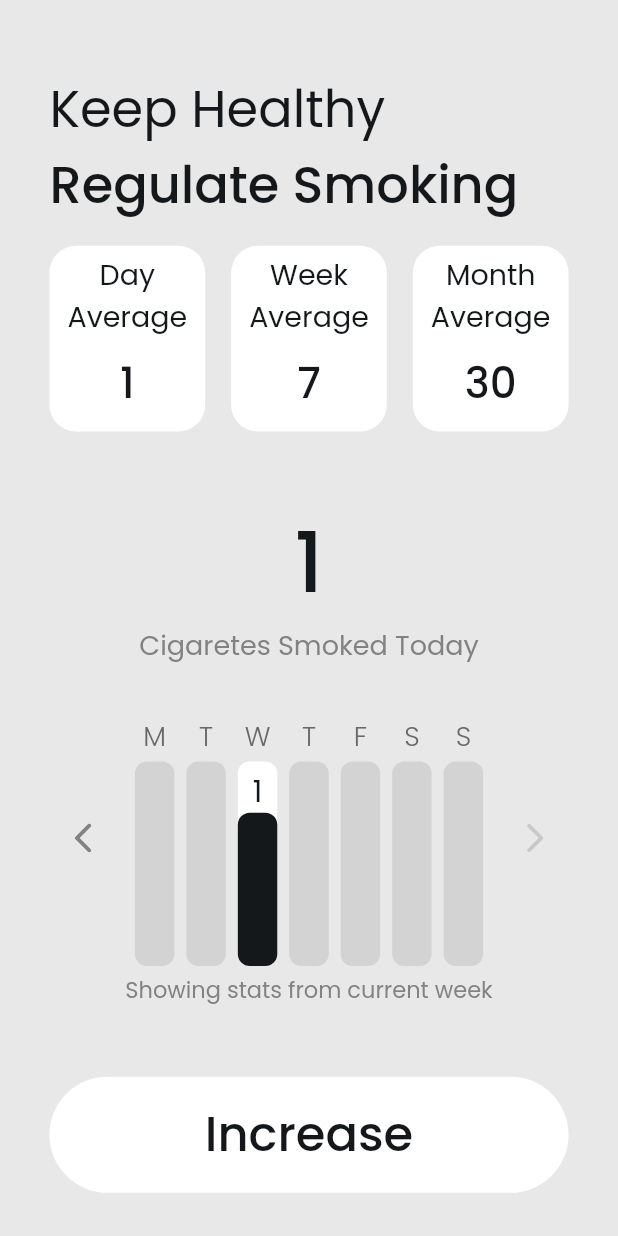
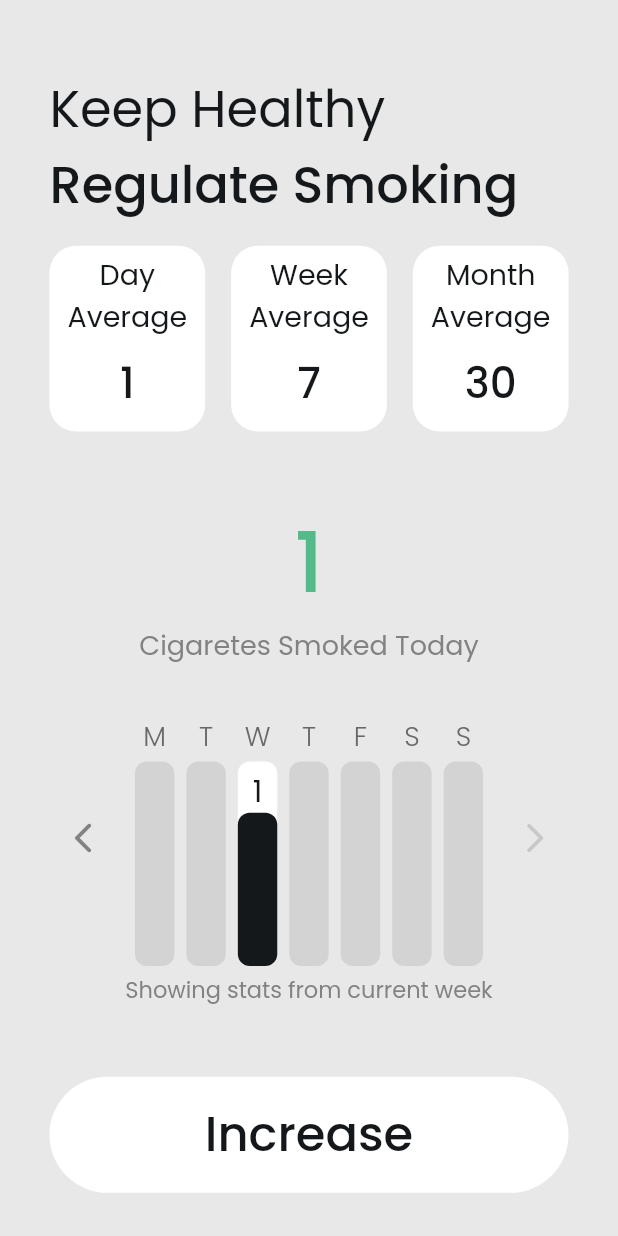
Before and after one commit to alexbogdos/Smoking-Regulator-v2, a Flutter app: the screen it shows after launch, after a tap on "Increase", on a phone screen of 412 x 824 dp. Run offline on Flutter 3.47's test engine with Material 2 defaults, Android fonts, the phone set to English and light mode, and no system bars; our stand-ins replace google_fonts, shared_preferences, tuple; missing offline and left inert: bottom_picker.

Commit message:
Update counter.dart

```diff
--- a/lib/widgets/counter.dart
+++ b/lib/widgets/counter.dart
@@ -138,6 +138,7 @@ class CounterState extends State<Counter> {
   }
 
   late int count = 0;
+  late int limit = 10;
 
   void increase() {
     setState(() {
@@ -159,6 +160,20 @@ class CounterState extends State<Counter> {
 
   final String text = "Cigaretes Smoked Today";
 
+  Color getTextColor(int count, int limit, List<Color> colors) {
+    if (count == 0) {
+      return colors[0];
+    }
+
+    if (count < limit * 0.6) {
+      return colors[1];
+    } else if (count < limit * 0.9) {
+      return colors[2];
+    } else {
+      return colors[3];
+    }
+  }
+
   @override
   Widget build(BuildContext context) {
     return SizedBox(
@@ -171,7 +186,17 @@ class CounterState extends State<Counter> {
               ? Text(
                   count.toString(),
                   style: GoogleFonts.poppins(
-                    color: widget.textColor,
+                    color: getTextColor(
+                      count,
+                      limit,
+                      [
+                        widget.textColor,
+                        const Color(0xFF54ba89),
+                        const Color(0xFFFFAB40),
+                        const Color(0xFFFF5252)
+                      ],
+                    ),
+                    decoration: count > limit ? TextDecoration.underline : null,
                     fontSize: 56,
                     fontWeight: FontWeight.w500,
                   ),
```
